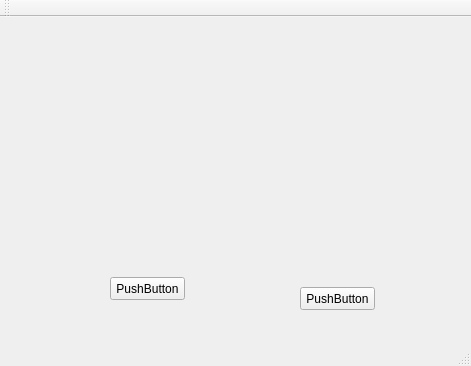
Qt form Game_Center_Timer/mainwindow.ui (naazeri/Game-Center-Timer) before a commit.
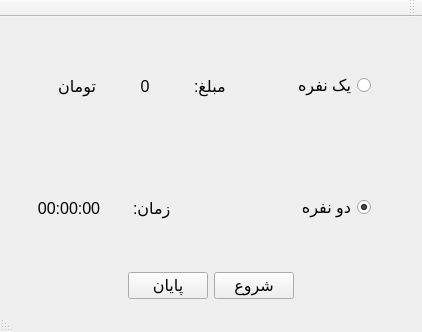
The same form after that commit.

Commit message: write project

The edit to the form file:
```diff
--- a/Game_Center_Timer/mainwindow.ui
+++ b/Game_Center_Timer/mainwindow.ui
@@ -6,40 +6,260 @@
    <rect>
     <x>0</x>
     <y>0</y>
-    <width>471</width>
-    <height>366</height>
+    <width>422</width>
+    <height>332</height>
    </rect>
   </property>
+  <property name="sizePolicy">
+   <sizepolicy hsizetype="Preferred" vsizetype="Preferred">
+    <horstretch>0</horstretch>
+    <verstretch>0</verstretch>
+   </sizepolicy>
+  </property>
   <property name="windowTitle">
-   <string>MainWindow</string>
+   <string>گیم نت پردیس</string>
+  </property>
+  <property name="layoutDirection">
+   <enum>Qt::RightToLeft</enum>
+  </property>
+  <property name="tabShape">
+   <enum>QTabWidget::Rounded</enum>
   </property>
   <widget class="QWidget" name="centralWidget">
-   <widget class="QPushButton" name="pushButton">
-    <property name="geometry">
-     <rect>
-      <x>110</x>
-      <y>260</y>
-      <width>75</width>
-      <height>23</height>
-     </rect>
-    </property>
-    <property name="text">
-     <string>PushButton</string>
-    </property>
-   </widget>
-   <widget class="QPushButton" name="pushButton_2">
-    <property name="geometry">
-     <rect>
-      <x>300</x>
-      <y>270</y>
-      <width>75</width>
-      <height>23</height>
-     </rect>
-    </property>
-    <property name="text">
-     <string>PushButton</string>
-    </property>
-   </widget>
+   <layout class="QVBoxLayout" name="verticalLayout">
+    <item>
+     <layout class="QHBoxLayout" name="horizontalLayout">
+      <item>
+       <spacer name="horizontalSpacer_3">
+        <property name="orientation">
+         <enum>Qt::Horizontal</enum>
+        </property>
+        <property name="sizeType">
+         <enum>QSizePolicy::Fixed</enum>
+        </property>
+        <property name="sizeHint" stdset="0">
+         <size>
+          <width>40</width>
+          <height>20</height>
+         </size>
+        </property>
+       </spacer>
+      </item>
+      <item>
+       <widget class="QRadioButton" name="onePerson_radioBtn">
+        <property name="font">
+         <font>
+          <pointsize>12</pointsize>
+         </font>
+        </property>
+        <property name="layoutDirection">
+         <enum>Qt::RightToLeft</enum>
+        </property>
+        <property name="text">
+         <string notr="true">یک نفره</string>
+        </property>
+        <property name="iconSize">
+         <size>
+          <width>20</width>
+          <height>20</height>
+         </size>
+        </property>
+        <property name="shortcut">
+         <string>1</string>
+        </property>
+       </widget>
+      </item>
+      <item>
+       <widget class="QLabel" name="label">
+        <property name="font">
+         <font>
+          <pointsize>12</pointsize>
+         </font>
+        </property>
+        <property name="layoutDirection">
+         <enum>Qt::LeftToRight</enum>
+        </property>
+        <property name="text">
+         <string>مبلغ:</string>
+        </property>
+        <property name="alignment">
+         <set>Qt::AlignRight|Qt::AlignTrailing|Qt::AlignVCenter</set>
+        </property>
+       </widget>
+      </item>
+      <item>
+       <widget class="QLabel" name="price_lable">
+        <property name="font">
+         <font>
+          <pointsize>12</pointsize>
+         </font>
+        </property>
+        <property name="text">
+         <string>0</string>
+        </property>
+        <property name="alignment">
+         <set>Qt::AlignCenter</set>
+        </property>
+       </widget>
+      </item>
+      <item>
+       <widget class="QLabel" name="label_3">
+        <property name="font">
+         <font>
+          <pointsize>12</pointsize>
+         </font>
+        </property>
+        <property name="text">
+         <string>تومان</string>
+        </property>
+       </widget>
+      </item>
+     </layout>
+    </item>
+    <item>
+     <layout class="QHBoxLayout" name="horizontalLayout_2">
+      <item>
+       <spacer name="horizontalSpacer_4">
+        <property name="orientation">
+         <enum>Qt::Horizontal</enum>
+        </property>
+        <property name="sizeType">
+         <enum>QSizePolicy::Fixed</enum>
+        </property>
+        <property name="sizeHint" stdset="0">
+         <size>
+          <width>40</width>
+          <height>20</height>
+         </size>
+        </property>
+       </spacer>
+      </item>
+      <item>
+       <widget class="QRadioButton" name="twoPerson_radioBtn">
+        <property name="font">
+         <font>
+          <pointsize>12</pointsize>
+         </font>
+        </property>
+        <property name="layoutDirection">
+         <enum>Qt::RightToLeft</enum>
+        </property>
+        <property name="text">
+         <string>دو نفره</string>
+        </property>
+        <property name="iconSize">
+         <size>
+          <width>20</width>
+          <height>20</height>
+         </size>
+        </property>
+        <property name="shortcut">
+         <string>2</string>
+        </property>
+        <property name="checkable">
+         <bool>true</bool>
+        </property>
+        <property name="checked">
+         <bool>true</bool>
+        </property>
+        <property name="autoRepeat">
+         <bool>false</bool>
+        </property>
+       </widget>
+      </item>
+      <item>
+       <widget class="QLabel" name="label_2">
+        <property name="font">
+         <font>
+          <pointsize>12</pointsize>
+         </font>
+        </property>
+        <property name="text">
+         <string>زمان:</string>
+        </property>
+        <property name="alignment">
+         <set>Qt::AlignRight|Qt::AlignTrailing|Qt::AlignVCenter</set>
+        </property>
+       </widget>
+      </item>
+      <item>
+       <widget class="QLabel" name="time_lable">
+        <property name="font">
+         <font>
+          <pointsize>12</pointsize>
+         </font>
+        </property>
+        <property name="text">
+         <string>00:00:00</string>
+        </property>
+        <property name="alignment">
+         <set>Qt::AlignCenter</set>
+        </property>
+       </widget>
+      </item>
+     </layout>
+    </item>
+    <item>
+     <layout class="QHBoxLayout" name="horizontalLayout_3">
+      <item>
+       <spacer name="horizontalSpacer">
+        <property name="orientation">
+         <enum>Qt::Horizontal</enum>
+        </property>
+        <property name="sizeHint" stdset="0">
+         <size>
+          <width>40</width>
+          <height>20</height>
+         </size>
+        </property>
+       </spacer>
+      </item>
+      <item>
+       <widget class="QPushButton" name="startBtn">
+        <property name="font">
+         <font>
+          <pointsize>12</pointsize>
+         </font>
+        </property>
+        <property name="text">
+         <string>شروع</string>
+        </property>
+        <property name="shortcut">
+         <string>Return</string>
+        </property>
+       </widget>
+      </item>
+      <item>
+       <widget class="QPushButton" name="endBtn">
+        <property name="font">
+         <font>
+          <pointsize>12</pointsize>
+         </font>
+        </property>
+        <property name="text">
+         <string>پایان</string>
+        </property>
+        <property name="shortcut">
+         <string>Esc</string>
+        </property>
+       </widget>
+      </item>
+      <item>
+       <spacer name="horizontalSpacer_2">
+        <property name="orientation">
+         <enum>Qt::Horizontal</enum>
+        </property>
+        <property name="sizeHint" stdset="0">
+         <size>
+          <width>40</width>
+          <height>20</height>
+         </size>
+        </property>
+       </spacer>
+      </item>
+     </layout>
+    </item>
+   </layout>
   </widget>
   <widget class="QMenuBar" name="menuBar">
    <property name="geometry">
```
Left out of the diff: 5 changed lines with no effect on the pictures. The commit also changes 2 other files.
